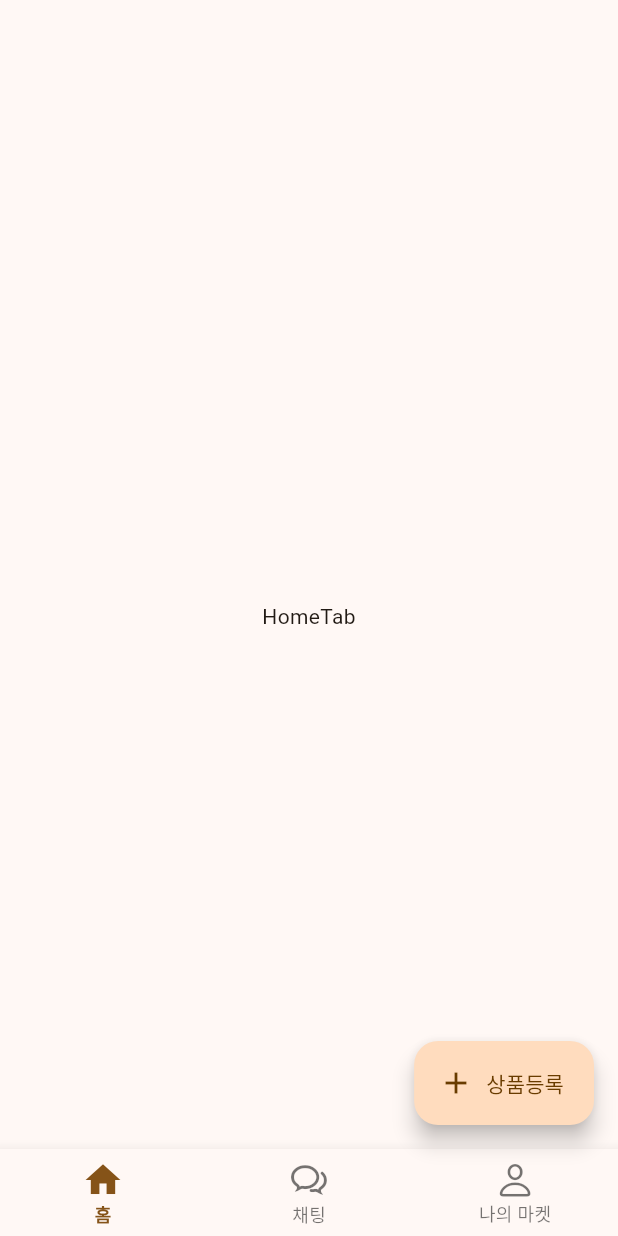
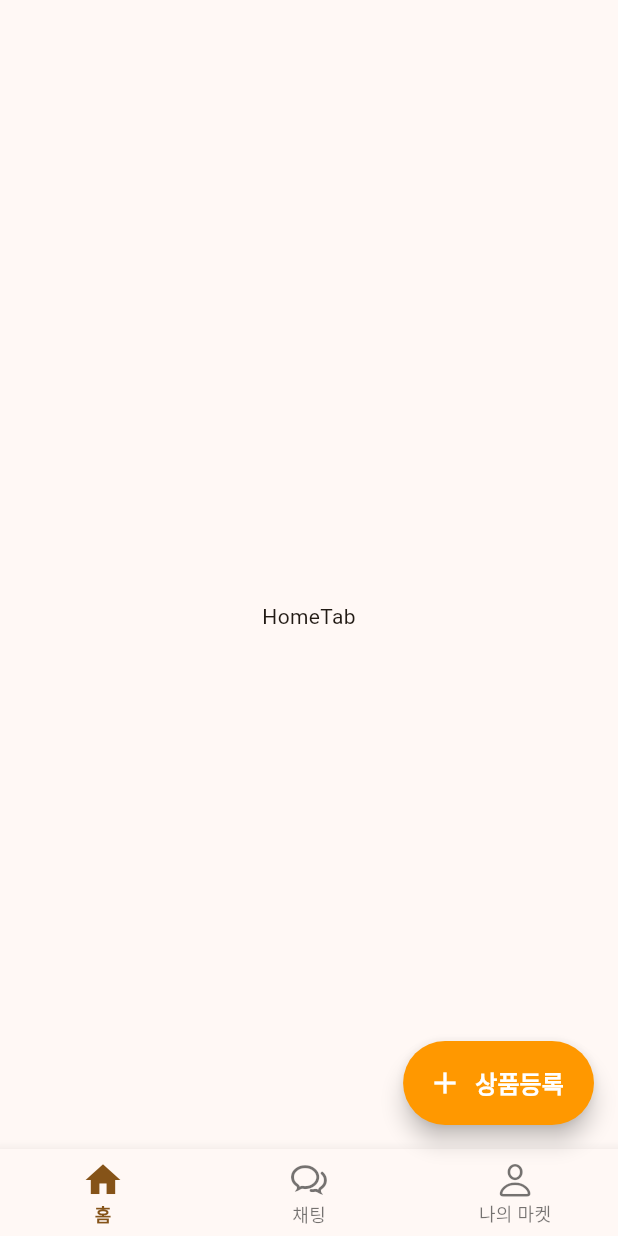
Before and after one commit to integralK/sparta_6-8w_flutter_market_app, a Flutter app: the screen it shows after launch, on a phone screen of 412 x 824 dp. Run offline on Flutter 3.47's test engine with Material 3 defaults, Android fonts, the phone set to English and light mode, and no system bars; our stand-ins replace flutter_riverpod.

Commit message:
FloatingActionButton Color

```diff
--- a/lib/ui/pages/home/widgets/home_floating_action_button.dart
+++ b/lib/ui/pages/home/widgets/home_floating_action_button.dart
@@ -14,8 +14,19 @@ class HomeFloatingActionButton extends StatelessWidget {
 
         return FloatingActionButton.extended(
           onPressed: () {},
-          label: Text('상품등록'),
+          label: Text(
+            '상품등록',
+            style: TextStyle(
+              fontSize: 16,
+              fontWeight: FontWeight.bold,
+            ),
+          ),
           icon: Icon(Icons.add),
+          shape: RoundedRectangleBorder(
+            borderRadius: BorderRadius.circular(100),
+          ),
+          backgroundColor: Theme.of(context).highlightColor,
+          foregroundColor: Colors.white,
         );
       },
     );
```
